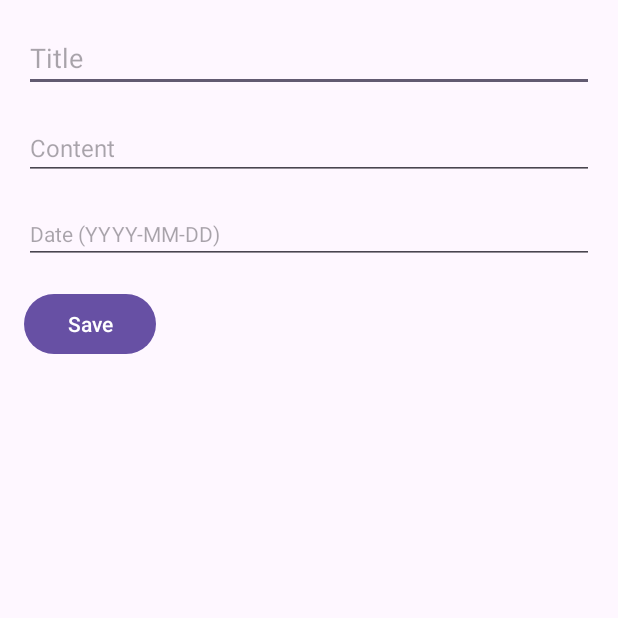
After one commit to TerranceChu/FoodDiaryAppV3, an Android app: the WriteNewDiaryActivity screen opened directly, with no data from a screen before it, on a phone screen of 412 x 824 dp, the top half of it. The commit adds this screen. Run offline under Robolectric (Android 15) with nearby library versions, the phone set to English and light mode, and no system bars.

Commit message:
success to add the basic text diary sample

```diff
--- a/app/src/main/AndroidManifest.xml
+++ b/app/src/main/AndroidManifest.xml
@@ -13,6 +13,9 @@
         android:theme="@style/Theme.FoodDiaryV3"
         tools:targetApi="31">
         <activity
+            android:name=".WriteNewDiaryActivity"
+            android:exported="false" />
+        <activity
             android:name=".mainPage"
             android:exported="true">
             <intent-filter>
--- /dev/null
+++ b/app/src/main/java/com/project/fooddiaryv3/WriteNewDiaryActivity.java
@@ -0,0 +1,42 @@
+package com.project.fooddiaryv3;
+
+import android.content.Intent;
+import android.os.Bundle;
+import android.view.View;
+import android.widget.Button;
+import android.widget.EditText;
+
+import androidx.appcompat.app.AppCompatActivity;
+
+public class WriteNewDiaryActivity extends AppCompatActivity {
+
+    private EditText titleEditText, contentEditText, dateEditText;
+    private Button saveButton;
+
+    @Override
+    protected void onCreate(Bundle savedInstanceState) {
+        super.onCreate(savedInstanceState);
+        setContentView(R.layout.activity_write_new_diary);
+
+        titleEditText = findViewById(R.id.titleEditText);
+        contentEditText = findViewById(R.id.contentEditText);
+        dateEditText = findViewById(R.id.dateEditText);
+        saveButton = findViewById(R.id.saveButton);
+
+        saveButton.setOnClickListener(new View.OnClickListener() {
+            @Override
+            public void onClick(View v) {
+                String title = titleEditText.getText().toString();
+                String content = contentEditText.getText().toString();
+                String date = dateEditText.getText().toString();
+
+                Intent resultIntent = new Intent();
+                resultIntent.putExtra("title", title);
+                resultIntent.putExtra("content", content);
+                resultIntent.putExtra("date", date);
+                setResult(RESULT_OK, resultIntent);
+                finish();
+            }
+        });
+    }
+}
--- /dev/null
+++ b/app/src/main/res/layout/activity_write_new_diary.xml
@@ -0,0 +1,37 @@
+<?xml version="1.0" encoding="utf-8"?>
+<LinearLayout xmlns:android="http://schemas.android.com/apk/res/android"
+    android:layout_width="match_parent"
+    android:layout_height="match_parent"
+    android:orientation="vertical"
+    android:padding="16dp">
+
+    <EditText
+        android:id="@+id/titleEditText"
+        android:layout_width="match_parent"
+        android:layout_height="wrap_content"
+        android:hint="Title"
+        android:textSize="18sp"/>
+
+    <EditText
+        android:id="@+id/contentEditText"
+        android:layout_width="match_parent"
+        android:layout_height="wrap_content"
+        android:hint="Content"
+        android:textSize="16sp"
+        android:layout_marginTop="16dp"/>
+
+    <EditText
+        android:id="@+id/dateEditText"
+        android:layout_width="match_parent"
+        android:layout_height="wrap_content"
+        android:hint="Date (YYYY-MM-DD)"
+        android:textSize="14sp"
+        android:layout_marginTop="16dp"/>
+
+    <Button
+        android:id="@+id/saveButton"
+        android:layout_width="wrap_content"
+        android:layout_height="wrap_content"
+        android:text="Save"
+        android:layout_marginTop="16dp"/>
+</LinearLayout>
```
Also changed, not shown: app/src/main/java/com/project/fooddiaryv3/mainPage.java (+30 -0 lines), app/src/main/res/layout/activity_mainpage.xml (+9 -1 lines).
